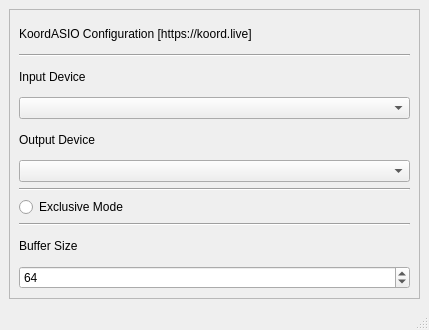
Before: the Qt Designer form kdasioconfig/kdasioconfigbase.ui in koord-live/KoordASIO, drawn with Qt 5.
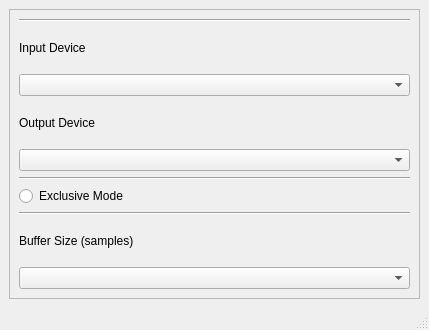
After: the same form once the commit is applied.

```diff
--- a/kdasioconfig/kdasioconfigbase.ui
+++ b/kdasioconfig/kdasioconfigbase.ui
@@ -36,84 +36,64 @@
         </rect>
        </property>
        <layout class="QGridLayout" name="gridLayout_4">
-        <item row="1" column="0">
-         <widget class="Line" name="line_3">
-          <property name="orientation">
-           <enum>Qt::Horizontal</enum>
-          </property>
-         </widget>
-        </item>
-        <item row="12" column="0">
-         <widget class="Line" name="line_4">
-          <property name="orientation">
-           <enum>Qt::Horizontal</enum>
-          </property>
-         </widget>
-        </item>
-        <item row="13" column="0">
-         <widget class="QLabel" name="label_2">
-          <property name="text">
-           <string>Buffer Size</string>
-          </property>
-         </widget>
-        </item>
-        <item row="3" column="0">
-         <widget class="QComboBox" name="inputDeviceBox"/>
-        </item>
-        <item row="14" column="0">
-         <widget class="QSpinBox" name="spinBox">
-          <property name="minimum">
-           <number>32</number>
-          </property>
-          <property name="maximum">
-           <number>2048</number>
-          </property>
-          <property name="singleStep">
-           <number>20</number>
-          </property>
-          <property name="value">
-           <number>64</number>
-          </property>
-         </widget>
-        </item>
-        <item row="11" column="0">
+        <item row="10" column="0">
          <widget class="QRadioButton" name="radioButton">
           <property name="text">
            <string>Exclusive Mode</string>
           </property>
          </widget>
         </item>
-        <item row="2" column="0">
+        <item row="4" column="0">
+         <widget class="QLabel" name="deviceLabel">
+          <property name="text">
+           <string>Output Device</string>
+          </property>
+         </widget>
+        </item>
+        <item row="8" column="0">
+         <widget class="Line" name="line_2">
+          <property name="orientation">
+           <enum>Qt::Horizontal</enum>
+          </property>
+         </widget>
+        </item>
+        <item row="1" column="0">
          <widget class="QLabel" name="label">
           <property name="text">
            <string>Input Device</string>
           </property>
          </widget>
         </item>
-        <item row="6" column="0">
-         <widget class="QComboBox" name="outputDeviceBox"/>
-        </item>
-        <item row="9" column="0">
-         <widget class="Line" name="line_2">
-          <property name="orientation">
-           <enum>Qt::Horizontal</enum>
+        <item row="12" column="0">
+         <widget class="QLabel" name="label_2">
+          <property name="text">
+           <string>Buffer Size (samples)</string>
           </property>
          </widget>
         </item>
         <item row="5" column="0">
-         <widget class="QLabel" name="deviceLabel">
-          <property name="text">
-           <string>Output Device</string>
+         <widget class="QComboBox" name="outputDeviceBox"/>
+        </item>
+        <item row="11" column="0">
+         <widget class="Line" name="line_4">
+          <property name="orientation">
+           <enum>Qt::Horizontal</enum>
           </property>
          </widget>
         </item>
+        <item row="2" column="0">
+         <widget class="QComboBox" name="inputDeviceBox"/>
+        </item>
         <item row="0" column="0">
-         <widget class="QLabel" name="label_3">
-          <property name="text">
-           <string>KoordASIO Configuration [https://koord.live]</string>
+         <widget class="Line" name="line_3">
+          <property name="orientation">
+           <enum>Qt::Horizontal</enum>
           </property>
          </widget>
         </item>
+        <item row="13" column="0">
+         <widget class="QComboBox" name="bufferSizeBox"/>
+        </item>
        </layout>
       </widget>
      </widget>
```
